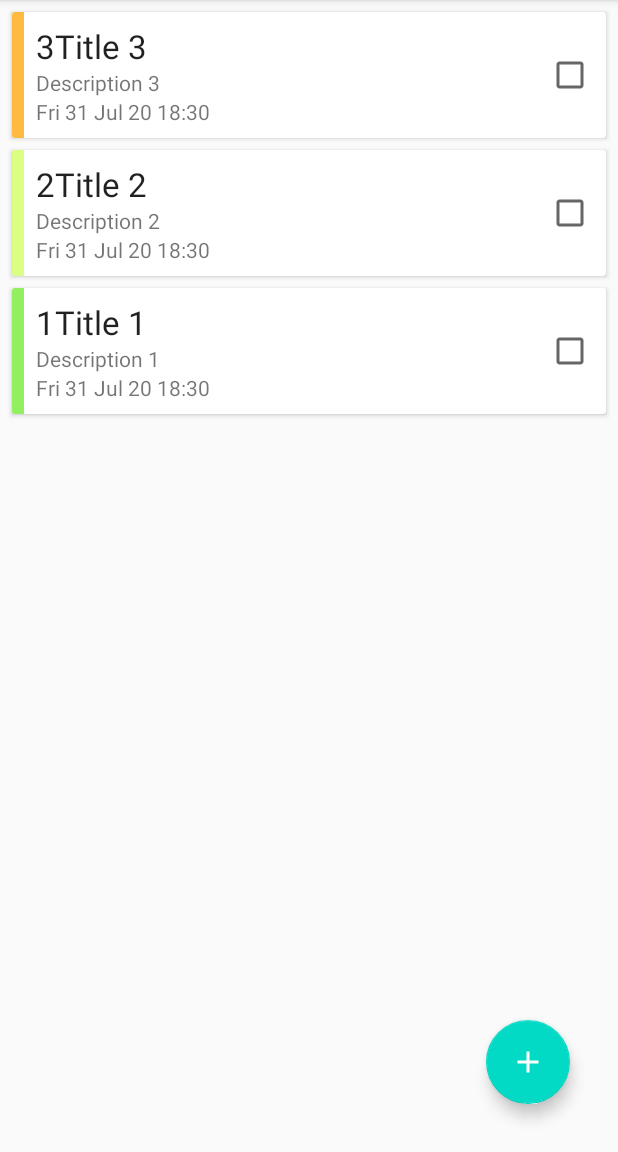
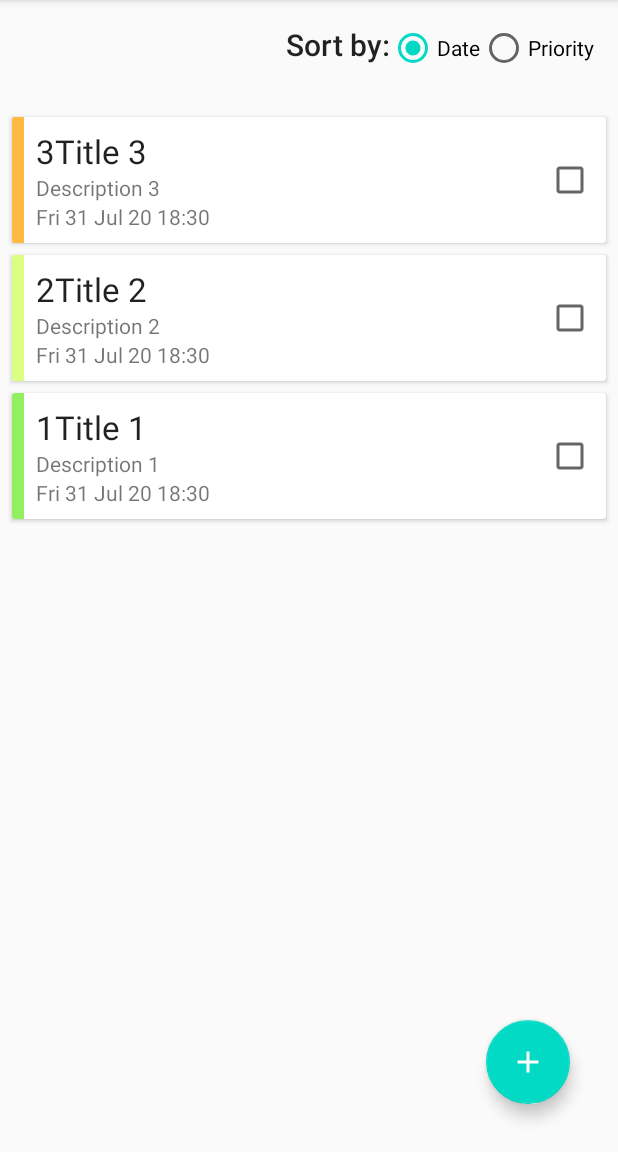
Before and after one commit to pencilleaf/JustDoIt, an Android app: the screen it shows after launch (MainActivity), on a phone screen of 412 x 824 dp, the part 84-1236 px from its top. Run offline under Robolectric (Android 15) with nearby library versions, the phone set to English and light mode, and no system bars; our stand-ins replace Room's generated code, navigation-ui.

Commit message:
Sort by date or priority

```diff
--- a/app/build.gradle
+++ b/app/build.gradle
@@ -19,6 +19,10 @@ android {
             minifyEnabled false
             proguardFiles getDefaultProguardFile('proguard-android-optimize.txt'), 'proguard-rules.pro'
         }
+    }
+    compileOptions {
+        sourceCompatibility JavaVersion.VERSION_1_8
+        targetCompatibility JavaVersion.VERSION_1_8
     }
 }
 
--- a/app/src/main/java/com/example/justdoit/MainActivity.java
+++ b/app/src/main/java/com/example/justdoit/MainActivity.java
@@ -6,6 +6,7 @@ import android.view.MenuInflater;
 import android.view.MenuItem;
 import android.view.View;
 import android.view.Menu;
+import android.widget.RadioButton;
 import android.widget.Toast;
 
 import com.google.android.material.floatingactionbutton.FloatingActionButton;
@@ -34,6 +35,8 @@ public class MainActivity extends AppCompatActivity {
     private NoteViewModel noteViewModel;
     private AppBarConfiguration mAppBarConfiguration;
 
+    private RadioButton radioDate;
+
     private static DateFormat df = new SimpleDateFormat("EEE d MMM yy HH:mm", Locale.ENGLISH);
 
     @Override
@@ -50,6 +53,9 @@ public class MainActivity extends AppCompatActivity {
             }
         });
 
+        radioDate = findViewById(R.id.radio_date);
+        radioDate.setChecked(true);
+
         RecyclerView recyclerView = findViewById(R.id.recycler_view);
         recyclerView.setLayoutManager(new LinearLayoutManager(this));
         recyclerView.setHasFixedSize(true);
@@ -58,13 +64,15 @@ public class MainActivity extends AppCompatActivity {
         recyclerView.setAdapter(adapter);
 
         noteViewModel = ViewModelProviders.of(this).get(NoteViewModel.class);
-        noteViewModel.getAllNotes().observe(this, new Observer<List<Note>>() {
+        noteViewModel.sortCol.setValue("DATE");
+        noteViewModel.allNotes.observe(this, new Observer<List<Note>>() {
             @Override
             public void onChanged(List<Note> notes) {
                 // update RecyclerView
                 adapter.submitList(notes);
             }
         });
+
 
         new ItemTouchHelper(new ItemTouchHelper.SimpleCallback(0, ItemTouchHelper.LEFT | ItemTouchHelper.RIGHT) {
             @Override
@@ -170,4 +178,18 @@ public class MainActivity extends AppCompatActivity {
         }
 
     }
+    public void onRadioButtonClicked(View view) {
+        boolean checked = ((RadioButton) view).isChecked();
+
+        switch(view.getId()) {
+            case R.id.radio_date:
+                if (checked)
+                    noteViewModel.sortCol.setValue("DATE");
+                    break;
+            case R.id.radio_priority:
+                if (checked)
+                    noteViewModel.sortCol.setValue("PRIORITY");
+                    break;
+        }
+    }
 }
--- a/app/src/main/java/com/example/justdoit/NoteDao.java
+++ b/app/src/main/java/com/example/justdoit/NoteDao.java
@@ -24,7 +24,10 @@ public interface NoteDao {
     @Query("DELETE FROM note_table")
     void deleteAllNotes();
 
-    @Query("SELECT * FROM note_table ORDER BY priority DESC")
-    LiveData<List<Note>> getAllNotes();
+    @Query("SELECT * FROM note_table ORDER BY due_at ASC, priority DESC")
+    LiveData<List<Note>> getAllNotesDate();
+
+    @Query("SELECT * FROM note_table ORDER BY priority DESC, due_at ASC")
+    LiveData<List<Note>> getAllNotesPriority();
 
 }
--- a/app/src/main/java/com/example/justdoit/NoteRepository.java
+++ b/app/src/main/java/com/example/justdoit/NoteRepository.java
@@ -4,19 +4,20 @@ import android.app.Application;
 import android.os.AsyncTask;
 
 import androidx.lifecycle.LiveData;
+import androidx.lifecycle.MutableLiveData;
 
 import java.util.List;
 
 public class NoteRepository {
 
     private NoteDao noteDao;
+    private LiveData<List<Note>> allNotes;
 
-    private LiveData<List<Note>> allNotes;
 
     public NoteRepository(Application application) {
         NoteDatabase database = NoteDatabase.getInstance(application);
         noteDao = database.noteDao();
-        allNotes = noteDao.getAllNotes();
+        allNotes = noteDao.getAllNotesDate();
     }
 
     public void insert(Note note) {
@@ -35,7 +36,13 @@ public class NoteRepository {
         new DeleteAllNotesAsyncTask(noteDao).execute();
     }
 
-    public LiveData<List<Note>> getAllNotes() {
+    public LiveData<List<Note>> getAllNotesDate() {
+        allNotes = noteDao.getAllNotesDate();
+        return allNotes;
+    }
+
+    public LiveData<List<Note>> getAllNotesPriority() {
+        allNotes = noteDao.getAllNotesPriority();
         return allNotes;
     }
 
--- a/app/src/main/java/com/example/justdoit/NoteViewModel.java
+++ b/app/src/main/java/com/example/justdoit/NoteViewModel.java
@@ -6,16 +6,28 @@ import android.app.Application;
 import androidx.annotation.NonNull;
 import androidx.lifecycle.AndroidViewModel;
 import androidx.lifecycle.LiveData;
+import androidx.lifecycle.MutableLiveData;
+import androidx.lifecycle.Transformations;
 
 import java.util.List;
 
 public class NoteViewModel extends AndroidViewModel {
     private NoteRepository repository;
-    private LiveData<List<Note>> allNotes;
-    public NoteViewModel(@NonNull Application application) {
+    public LiveData<List<Note>> allNotes;
+    public MutableLiveData<String> sortCol = new MutableLiveData<String>();
+
+    public NoteViewModel(@NonNull final Application application) {
         super(application);
         repository = new NoteRepository(application);
-        allNotes = repository.getAllNotes();
+        allNotes = Transformations.switchMap(sortCol, sort -> {
+            switch (sort) {
+                case "DATE":
+                    return repository.getAllNotesDate();
+                case "PRIORITY":
+                    return repository.getAllNotesPriority();
+            }
+            return null;
+        });
     }
 
     public void insert(Note note) {
--- a/app/src/main/java/com/example/justdoit/TimestampConverter.java
+++ b/app/src/main/java/com/example/justdoit/TimestampConverter.java
@@ -13,37 +13,37 @@ import java.util.TimeZone;
 public class TimestampConverter {
     private static DateFormat df = new SimpleDateFormat("yyyy-MM-dd HH:mm:ss", Locale.ENGLISH);
 
+//    @TypeConverter
+//    public static Date fromTimestamp(String value) {
+//        if (value != null) {
+//            try {
+//                TimeZone timeZone = TimeZone.getTimeZone("Asia/Singapore");
+//                df.setTimeZone(timeZone);
+//                return df.parse(value);
+//            } catch (ParseException e) {
+//                e.printStackTrace();
+//            }
+//            return null;
+//        } else {
+//            return null;
+//        }
+//    }
+//
+//
+//    @TypeConverter
+//    public static String dateToTimestamp(Date value) {
+//        TimeZone timeZone = TimeZone.getTimeZone("Asia/Singapore");
+//        df.setTimeZone(timeZone);
+//        return value == null ? null : df.format(value);
+//    }
+
     @TypeConverter
-    public static Date fromTimestamp(String value) {
-        if (value != null) {
-            try {
-                TimeZone timeZone = TimeZone.getTimeZone("Asia/Singapore");
-                df.setTimeZone(timeZone);
-                return df.parse(value);
-            } catch (ParseException e) {
-                e.printStackTrace();
-            }
-            return null;
-        } else {
-            return null;
-        }
+    public static Date fromTimestamp(Long value) {
+        return value == null ? null : new Date(value);
     }
 
-
     @TypeConverter
-    public static String dateToTimestamp(Date value) {
-        TimeZone timeZone = TimeZone.getTimeZone("Asia/Singapore");
-        df.setTimeZone(timeZone);
-        return value == null ? null : df.format(value);
+    public static Long dateToTimestamp(Date date) {
+        return date == null ? null : date.getTime();
     }
-
-//    @TypeConverter
-//    public static Date fromTimestamp(Long value) {
-//        return value == null ? null : new Date(value);
-//    }
-//
-//    @TypeConverter
-//    public static Long dateToTimestamp(Date date) {
-//        return date == null ? null : date.getTime();
-//    }
 }
--- a/app/src/main/res/layout/activity_main.xml
+++ b/app/src/main/res/layout/activity_main.xml
@@ -6,11 +6,52 @@
     android:layout_height="match_parent"
     tools:context=".MainActivity">
 
-    <androidx.recyclerview.widget.RecyclerView
-        android:id="@+id/recycler_view"
+    <LinearLayout
         android:layout_width="match_parent"
         android:layout_height="match_parent"
-        tools:listitem="@layout/note_item"/>
+        android:orientation="vertical">
+        <RelativeLayout
+            android:layout_width="match_parent"
+            android:layout_height="match_parent"
+            android:layout_weight="20"
+            android:padding="16dp">
+            <TextView
+                android:layout_width="wrap_content"
+                android:layout_height="wrap_content"
+                android:layout_toLeftOf="@+id/radio_group"
+                android:layout_alignParentLeft="true"
+                android:text="Sort by:"
+                android:textAlignment="textEnd"
+                android:textAppearance="@style/TextAppearance.AppCompat.Title"/>
+            <RadioGroup
+                android:id="@+id/radio_group"
+                android:layout_width="wrap_content"
+                android:layout_height="match_parent"
+                android:layout_alignParentEnd="true"
+                android:layout_alignParentRight="true"
+                android:orientation="horizontal">
+                <RadioButton
+                    android:id="@+id/radio_date"
+                    android:layout_width="wrap_content"
+                    android:layout_height="wrap_content"
+                    android:text="Date"
+                    android:onClick="onRadioButtonClicked"/>
+                <RadioButton
+                    android:id="@+id/radio_priority"
+                    android:layout_width="wrap_content"
+                    android:layout_height="wrap_content"
+                    android:text="Priority"
+                    android:onClick="onRadioButtonClicked"/>
+            </RadioGroup>
+        </RelativeLayout>
+
+        <androidx.recyclerview.widget.RecyclerView
+            android:layout_weight="2"
+            android:id="@+id/recycler_view"
+            android:layout_width="match_parent"
+            android:layout_height="match_parent"
+            tools:listitem="@layout/note_item"/>
+    </LinearLayout>
     <com.google.android.material.floatingactionbutton.FloatingActionButton
         android:id="@+id/button_add_note"
         android:layout_width="wrap_content"
```
